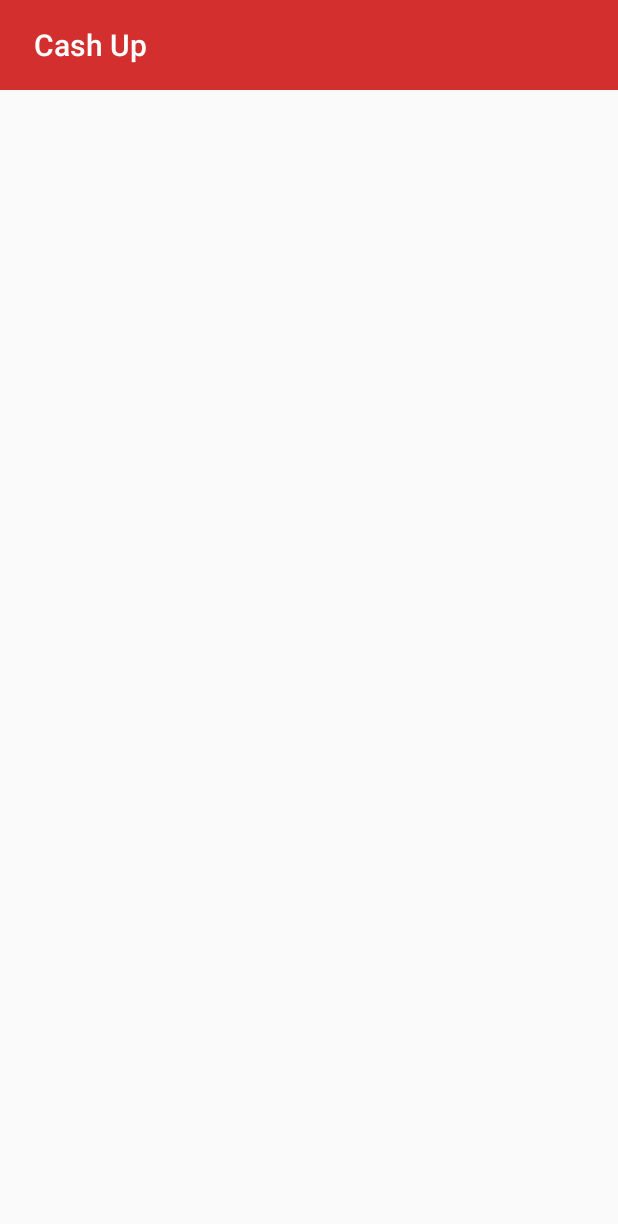
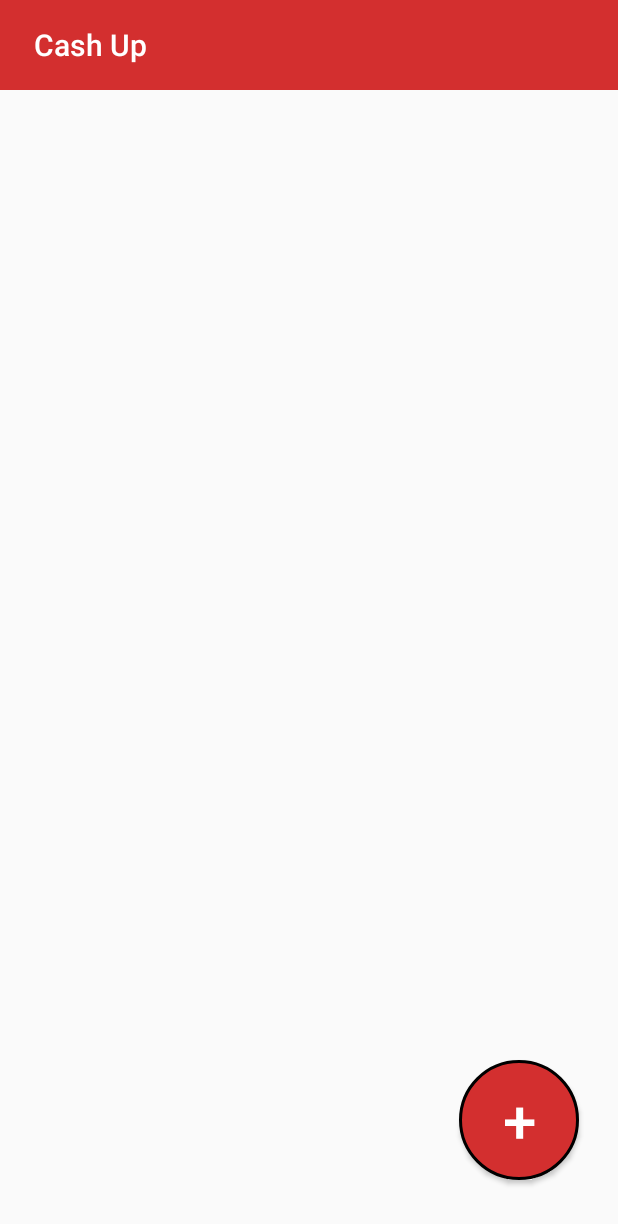
Before and after one commit to MaciejKutyla98/IO-project, an Android app: the Home screen opened directly, with no data from a screen before it, on a phone screen of 412 x 824 dp. Shown: the top 1224 px of the screen. Run offline under Robolectric (Android 15) with nearby library versions, the phone set to English and light mode, and no system bars.

Commit message:
dochod & wydatek

```diff
--- a/app/src/main/AndroidManifest.xml
+++ b/app/src/main/AndroidManifest.xml
@@ -9,10 +9,11 @@
         android:roundIcon="@mipmap/ic_launcher_round"
         android:supportsRtl="true"
         android:theme="@style/AppTheme">
+        <activity android:name=".nowyWydatek"></activity>
         <activity
             android:name=".home2"
             android:label="@string/title_activity_home2"
-            android:theme="@style/AppTheme.NoActionBar"></activity>
+            android:theme="@style/AppTheme.NoActionBar" />
         <activity android:name=".Home" />
         <activity
             android:name=".SignUp"
--- a/app/src/main/java/com/ioproject/CashUp/Home.java
+++ b/app/src/main/java/com/ioproject/CashUp/Home.java
@@ -6,11 +6,14 @@ import android.os.Bundle;
 import android.view.View;
 import android.widget.Button;
 import android.widget.TextView;
+import android.widget.Toast;
 
 
 public class Home extends AppCompatActivity {
 
-    private Button dalej;
+    private Button wybor;
+    private Button nowyDochod;
+    private Button nowyWydatek;
 
     @Override
     protected void onCreate(Bundle savedInstanceState) {
@@ -20,17 +23,21 @@ public class Home extends AppCompatActivity {
 
         String username = getIntent().getStringExtra("nazwaUzytkownika");
         ((TextView) findViewById(R.id.nazwaUzytkownika)).setText(username);
-//        dalej = (Button) findViewById(R.id.dalej);
-//        dalej.setOnClickListener(new View.OnClickListener() {
-//            @Override
-//            public void onClick(View v) {
-//                home(v);
-//            }
+        wybor = (Button) findViewById(R.id.wybor);
+        nowyWydatek = (Button) findViewById(R.id.nowyWydatek);
+        nowyDochod = (Button) findViewById(R.id.nowyDochod);
+        wybor.setOnClickListener(new View.OnClickListener() {
+            @Override
+            public void onClick(View v) {
+                nowyDochod.setVisibility(v.VISIBLE);
+                nowyWydatek.setVisibility(v.VISIBLE);
+            }
+        });
+    }
 
-//    });
-    }
-    public void home(View view) {
-        Intent intent_home= new Intent(this, home2.class);
-        startActivity(intent_home);
+
+    public void newBill(View view) {
+        Intent intent_newBill = new Intent(this, nowyWydatek.class);
+        startActivity(intent_newBill);
     }
 }
--- a/app/src/main/java/com/ioproject/CashUp/LoginFields.java
+++ b/app/src/main/java/com/ioproject/CashUp/LoginFields.java
@@ -61,8 +61,6 @@ public class LoginFields extends AppCompatActivity {
     }
 
     public void home(View view) {
-        //EditText inputLogin = (EditText) findViewById(R.id.login);
-        //String login = inputLogin.getText().toString();
         Intent intent_home= new Intent(this, Home.class);
         intent_home.putExtra("nazwaUzytkownika", this.login);
         startActivity(intent_home);
--- a/app/src/main/res/drawable/circle.xml
+++ b/app/src/main/res/drawable/circle.xml
@@ -5,7 +5,7 @@
         <solid android:color="#D32F2F" />
 
         <size
-            android:height="60dp"
+            android:height="120dp"
             android:width="120dp" />
         <stroke
             android:width="2dp"
--- a/app/src/main/res/layout/home.xml
+++ b/app/src/main/res/layout/home.xml
@@ -45,4 +45,52 @@
         app:layout_constraintTop_toTopOf="parent"
         app:layout_constraintVertical_bias="0.0" />
 
+    <Button
+        android:id="@+id/wybor"
+        android:layout_width="80dp"
+        android:layout_height="80dp"
+        android:background="@drawable/circle"
+        android:text="+"
+        android:textColor="@android:color/white"
+        android:textSize="40sp"
+        android:visibility="visible"
+        app:layout_constraintBottom_toBottomOf="parent"
+        app:layout_constraintEnd_toEndOf="parent"
+        app:layout_constraintHorizontal_bias="0.921"
+        app:layout_constraintStart_toStartOf="parent"
+        app:layout_constraintTop_toTopOf="@+id/background"
+        app:layout_constraintVertical_bias="0.95" />
+
+    <Button
+        android:id="@+id/nowyDochod"
+        android:layout_width="80dp"
+        android:layout_height="80dp"
+        android:background="@drawable/circle"
+        android:text="Dochód"
+        android:textColor="@android:color/white"
+        android:textSize="15sp"
+        android:visibility="invisible"
+        app:layout_constraintBottom_toBottomOf="parent"
+        app:layout_constraintEnd_toEndOf="parent"
+        app:layout_constraintHorizontal_bias="0.921"
+        app:layout_constraintStart_toStartOf="parent"
+        app:layout_constraintTop_toTopOf="@+id/background"
+        app:layout_constraintVertical_bias="0.80" />
+
+    <Button
+        android:id="@+id/nowyWydatek"
+        android:layout_width="80dp"
+        android:layout_height="80dp"
+        android:background="@drawable/circle"
+        android:text="Wydatek"
+        android:textColor="@android:color/white"
+        android:textSize="15sp"
+        android:visibility="invisible"
+        app:layout_constraintBottom_toBottomOf="parent"
+        app:layout_constraintEnd_toEndOf="parent"
+        app:layout_constraintHorizontal_bias="0.921"
+        app:layout_constraintStart_toStartOf="parent"
+        app:layout_constraintTop_toTopOf="@+id/background"
+        app:layout_constraintVertical_bias="0.65" />
+
 </android.support.constraint.ConstraintLayout>
```
Also changed, not shown: app/src/main/res/values/strings.xml (+16 -0 lines).
